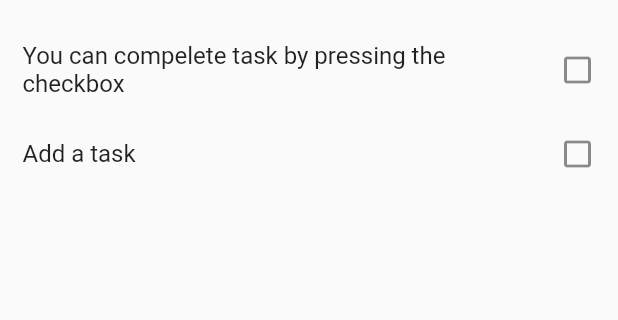
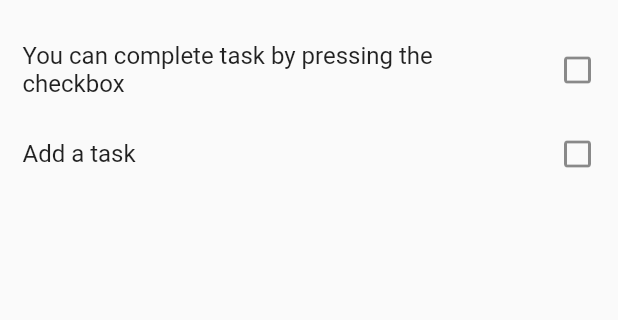
Before and after one commit to dinurymomshad/todo_app, a Flutter app: the screen it shows after launch, on a phone screen of 412 x 824 dp, the part 214-534 px from its top. Run offline on Flutter 3.47's test engine with Material 2 defaults, Android fonts, the phone set to English and light mode, and no system bars; our stand-ins replace get.

```diff
--- /dev/null
+++ b/lib/controller/task_controller.dart
@@ -0,0 +1,29 @@
+import 'package:get/get.dart';
+import 'package:todo_app/model/task_model.dart';
+
+class TaskController extends GetxController {
+  /// Task List
+  final List<Todo> _taskList = [
+    Todo(title: 'You can add todo by pressing the add button'),
+    Todo(title: 'You can complete task by pressing the checkbox'),
+    Todo(title: 'Add a task'),
+  ].obs;
+
+  /// Get Tasks
+  List<Todo> get  getTasks => _taskList;
+
+  /// Create Task
+  createTask(String title) {
+    _taskList.add(Todo(title: title));
+  }
+
+  /// Update Task
+  updateTask(int index, bool isCompleted) {
+    _taskList[index] = Todo(title: _taskList[index].title, isCompleted: isCompleted);
+  }
+
+  /// Delete Task
+  deleteTask(int index) {
+    _taskList.removeAt(index);
+  }
+}
--- a/lib/main.dart
+++ b/lib/main.dart
@@ -1,4 +1,5 @@
 import 'package:flutter/material.dart';
+import 'package:get/get.dart';
 
 import 'view/screens/home_screen.dart';
 
@@ -11,7 +12,7 @@ class MyApp extends StatelessWidget {
 
   @override
   Widget build(BuildContext context) {
-    return const MaterialApp(
+    return const GetMaterialApp(
       debugShowCheckedModeBanner: false,
       home: HomeScreen(),
     );
--- a/lib/model/task_model.dart
+++ b/lib/model/task_model.dart
@@ -1,15 +1,9 @@
 class Todo {
   final String title;
-  final bool isCompleted;
+   bool isCompleted;
 
   Todo({
     required this.title,
     this.isCompleted = false,
   });
 }
-
-List<Todo> taskList = [
-  Todo(title: 'You can add todo by pressing the add button'),
-  Todo(title: 'You can compelete task by pressing the checkbox'),
-  Todo(title: 'Add a task'),
-];
--- a/lib/view/global_widgets/task_card.dart
+++ b/lib/view/global_widgets/task_card.dart
@@ -1,43 +1,36 @@
 import 'package:flutter/material.dart';
-import 'package:todo_app/model/task_model.dart';
+import 'package:get/get.dart';
+import 'package:todo_app/controller/task_controller.dart';
 
 class TaskCard extends StatefulWidget {
+  final int index;
   final String title;
-  final VoidCallback onDissmissed;
 
-  const TaskCard({
-    Key? key,
-    required this.title,
-    required this.onDissmissed,
-  }) : super(key: key);
+  const TaskCard({Key? key, required this.index, required this.title}) : super(key: key);
 
   @override
   State<TaskCard> createState() => _TaskCardState();
 }
 
 class _TaskCardState extends State<TaskCard> {
-  bool isDone = false;
-
   @override
   Widget build(BuildContext context) {
+    final TaskController taskController = Get.find();
+
     return Dismissible(
       key: UniqueKey(),
-      onDismissed: (direction) async {
-        /// TODO: remove item using index
-        taskList.removeWhere((element) => element.title == widget.title);
-        widget.onDissmissed();
-      },
+      onDismissed: (direction) async => taskController.deleteTask(widget.index),
       child: ListTile(
           contentPadding: EdgeInsets.zero,
           title: Text(widget.title),
           trailing: Icon(
-            isDone ? Icons.check_box : Icons.check_box_outline_blank,
+            taskController.getTasks[widget.index].isCompleted ? Icons.check_box : Icons.check_box_outline_blank,
           ),
           onTap: () {
-            /// TODO: update state in the list
-            setState(() {
-              isDone = !isDone;
-            });
+            taskController.updateTask(
+              widget.index,
+              !taskController.getTasks[widget.index].isCompleted,
+            );
           }),
     );
   }
--- a/lib/view/screens/home_screen.dart
+++ b/lib/view/screens/home_screen.dart
@@ -1,7 +1,7 @@
 import 'package:flutter/material.dart';
-import 'package:todo_app/model/task_model.dart';
+import 'package:get/get.dart';
+import 'package:todo_app/controller/task_controller.dart';
 import 'package:todo_app/view/global_widgets/task_card.dart';
-
 import 'add_task_screen.dart';
 
 class HomeScreen extends StatefulWidget {
@@ -12,12 +12,11 @@ class HomeScreen extends StatefulWidget {
 }
 
 class _HomeScreenState extends State<HomeScreen> {
-  refreshPage() {
-    setState(() {});
-  }
-
   @override
   Widget build(BuildContext context) {
+    /// Instantiate controller
+    final taskController = Get.put(TaskController());
+
     return Scaffold(
         appBar: AppBar(
           title: const Text("Tasks"),
@@ -25,13 +24,7 @@ class _HomeScreenState extends State<HomeScreen> {
         floatingActionButton: FloatingActionButton(
           child: const Icon(Icons.add),
           onPressed: () async {
-            Navigator.push(
-                context,
-                MaterialPageRoute(
-                  builder: (context) => AddTaskScreen(
-                    reload: refreshPage,
-                  ),
-                ));
+            Get.to(() => const AddTaskScreen());
           },
         ),
         body: SingleChildScrollView(
@@ -44,22 +37,22 @@ class _HomeScreenState extends State<HomeScreen> {
                 const Text(
                   "Pending Tasks",
                   textAlign: TextAlign.left,
-                  style: TextStyle(
-                    fontSize: 25,
-                  ),
+                  style: TextStyle(fontSize: 25),
                 ),
                 const SizedBox(height: 10),
 
-                /// TODO: Shirnk wrap performace related issue
-                ListView.builder(
+                /// TODO: Shrink wrap performance related issue
+                Obx(() {
+                  return ListView.builder(
                       shrinkWrap: true,
                       physics: const NeverScrollableScrollPhysics(),
-                    itemCount: taskList.length,
+                      itemCount: taskController.getTasks.length,
                       itemBuilder: (context, index) {
                         return TaskCard(
-                        title: taskList[index].title,
-                        onDissmissed: refreshPage,
+                          index: index,
+                          title: taskController.getTasks[index].title,
                         );
+                      });
                 })
               ],
             ),
--- a/pubspec.yaml
+++ b/pubspec.yaml
@@ -29,7 +29,7 @@ environment:
 dependencies:
   flutter:
     sdk: flutter
-
+  get: ^4.5.1
 
   # The following adds the Cupertino Icons font to your application.
   # Use with the CupertinoIcons class for iOS style icons.
```
Also changed, not shown: lib/view/screens/add_task_screen.dart (+8 -8 lines), pubspec.lock. Lines whose indentation alone changed are shown as unchanged.
